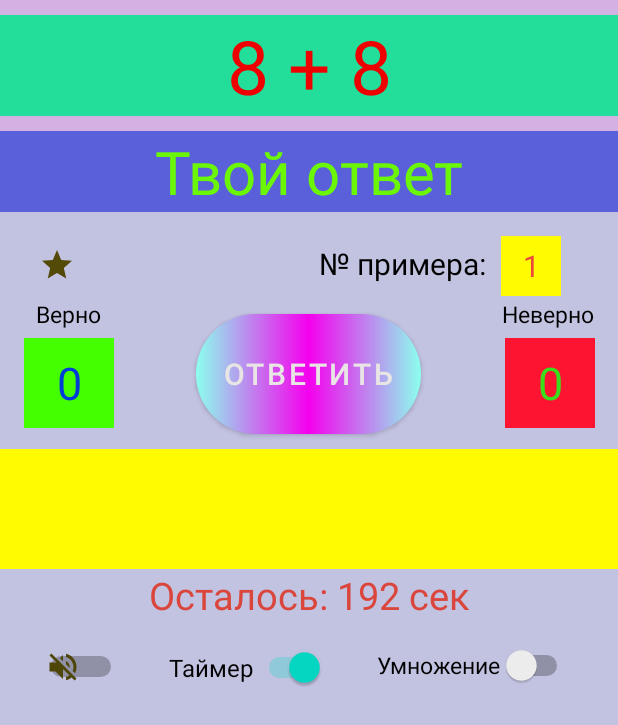
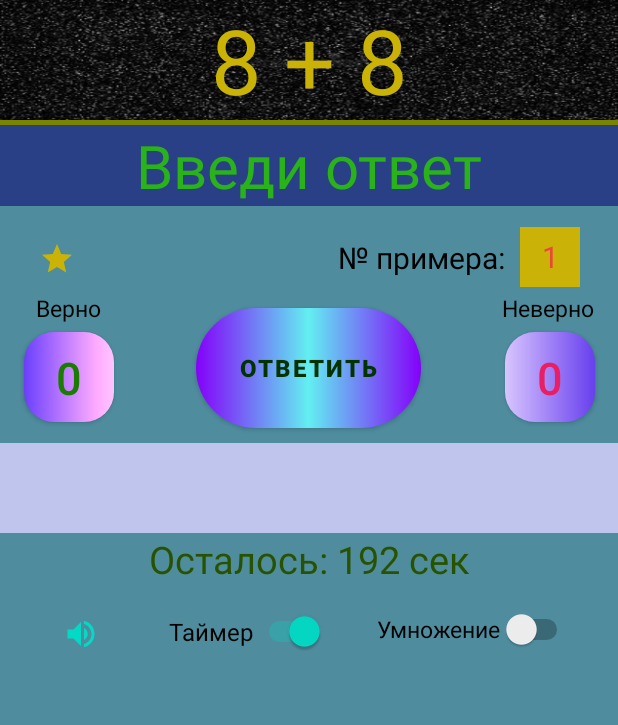
Before and after one commit to mikolaych/ChildScore3, an Android app: the screen it shows after launch (MainActivity), on a phone screen of 412 x 824 dp. Shown: the top 725 px of the screen. Run offline under Robolectric (Android 15) with nearby library versions, the phone set to English and light mode, and no system bars.

Commit message:
12.07.22 Redesign

```diff
--- a/app/build.gradle
+++ b/app/build.gradle
@@ -34,6 +34,7 @@ dependencies {
     implementation 'androidx.constraintlayout:constraintlayout:2.1.4'
     implementation 'com.google.android.material:material:1.3.0'
     testImplementation 'junit:junit:4.13.2'
+    implementation "androidx.fragment:fragment:1.5.0"
     androidTestImplementation 'androidx.test.ext:junit:1.1.3'
     androidTestImplementation 'androidx.test.espresso:espresso-core:3.4.0'
 }
--- a/app/src/main/java/ru/mikolaych/childscore/MainActivity.java
+++ b/app/src/main/java/ru/mikolaych/childscore/MainActivity.java
@@ -10,6 +10,8 @@ import android.media.MediaPlayer;
 import android.os.Bundle;
 import android.os.CountDownTimer;
 import android.view.Gravity;
+import android.view.Menu;
+import android.view.MenuItem;
 import android.view.View;
 import android.widget.CheckBox;
 import android.widget.CompoundButton;
@@ -38,6 +40,7 @@ public class MainActivity extends AppCompatActivity {
     private Boolean timerOn = true;
     private Boolean music = true;
 
+
     @SuppressLint("SetTextI18n")
     @Override
     protected void onCreate(Bundle savedInstanceState) {
@@ -64,6 +67,7 @@ public class MainActivity extends AppCompatActivity {
             random();
 
         }
+
         random();
         countDown();
         playMusic();
@@ -81,6 +85,12 @@ public class MainActivity extends AppCompatActivity {
             timer.cancel();
             countDown();
         }
+    }
+
+    @Override
+    public boolean onCreateOptionsMenu(Menu menu) {
+
+        return super.onCreateOptionsMenu(menu);
     }
 
     //СЧЕТЧИК
@@ -137,7 +147,7 @@ public class MainActivity extends AppCompatActivity {
                 random();
             } else {
                 resultWindow.setText("Неправильно!");
-                resultWindow.setTextColor(getResources().getColor(R.color.exerciseText));
+                resultWindow.setTextColor(getResources().getColor(R.color.falseseText));
                 String counterNeg = counterNegative.getText().toString();
                 int counterNegInt = 1 + Integer.parseInt(counterNeg);
                 counterNegativeWindow = counterNegInt;
@@ -326,13 +336,12 @@ public class MainActivity extends AppCompatActivity {
     }
 
                         //Фоновая музыка
-    public void playStopMusic(View view) {
-        Switch sound = findViewById(R.id.sound);
+    public void music(View view) {
+        CheckBox sound = findViewById(R.id.sound);
         if (sound.isChecked()){
+            playMusic();
+        } else {
             music = false;
-            playMusic();
-        }else{
-            music = true;
             playMusic();
         }
     }
@@ -344,15 +353,29 @@ public class MainActivity extends AppCompatActivity {
         } else backgroundMusic.stop();
     }
 
-   /* public void stopMusic(){
-        backgroundMusic.stop();
-    }*/
+                            //Меню
+    @Override
+    public boolean onPrepareOptionsMenu(Menu menu) {
+        menu.add(0, 0, 0, "Выбор уровня");
+        return super.onPrepareOptionsMenu(menu);
+    }
 
     @Override
-    protected void onDestroy() {
-        super.onDestroy();
+    public boolean onOptionsItemSelected(@NonNull MenuItem item) {
+        if (item.getItemId()==0){
+
+        }
+        return super.onOptionsItemSelected(item);
+    }
+
+    //OnPause
+
+    @Override
+    protected void onPause() {
+        super.onPause();
         backgroundMusic.stop();
     }
 
 
+
 }
--- /dev/null
+++ b/app/src/main/res/drawable/checkbox.xml
@@ -0,0 +1,6 @@
+<?xml version="1.0" encoding="utf-8"?>
+<selector xmlns:android="http://schemas.android.com/apk/res/android">
+    <item android:drawable="@drawable/music_on" android:state_checked="true"/>
+    <item android:drawable="@drawable/music" android:state_checked="false"/>
+
+</selector>
--- a/app/src/main/res/drawable/gradient.xml
+++ b/app/src/main/res/drawable/gradient.xml
@@ -2,9 +2,9 @@
 <shape xmlns:android="http://schemas.android.com/apk/res/android"
     android:shape="rectangle">
     <gradient
-        android:startColor="@color/positiveWindow"
-        android:centerColor="@color/exerciseText"
-        android:endColor="@color/positiveWindow"
+        android:startColor="@color/purple_700"
+        android:centerColor="#00EF28"
+        android:endColor="@color/purple_700"
         >
     </gradient>
 
--- /dev/null
+++ b/app/src/main/res/drawable/music_on.xml
@@ -0,0 +1,5 @@
+<vector android:height="24dp" android:tint="#695C29"
+    android:viewportHeight="24" android:viewportWidth="24"
+    android:width="24dp" xmlns:android="http://schemas.android.com/apk/res/android">
+    <path android:fillColor="@android:color/white" android:pathData="M3,9v6h4l5,5L12,4L7,9L3,9zM16.5,12c0,-1.77 -1.02,-3.29 -2.5,-4.03v8.05c1.48,-0.73 2.5,-2.25 2.5,-4.02zM14,3.23v2.06c2.89,0.86 5,3.54 5,6.71s-2.11,5.85 -5,6.71v2.06c4.01,-0.91 7,-4.49 7,-8.77s-2.99,-7.86 -7,-8.77z"/>
+</vector>
--- /dev/null
+++ b/app/src/main/res/drawable/neg_counters.xml
@@ -0,0 +1,12 @@
+<?xml version="1.0" encoding="utf-8"?>
+<shape xmlns:android="http://schemas.android.com/apk/res/android">
+<corners
+    android:radius="20dp">
+    </corners>
+    <gradient
+        android:startColor="@color/resultWindow"
+        android:endColor="@color/buttonNewGame">
+
+    </gradient>
+
+</shape>
--- /dev/null
+++ b/app/src/main/res/drawable/poz_counters.xml
@@ -0,0 +1,12 @@
+<?xml version="1.0" encoding="utf-8"?>
+<shape xmlns:android="http://schemas.android.com/apk/res/android">
+<corners
+    android:radius="20dp">
+    </corners>
+    <gradient
+        android:startColor="@color/buttonNewGame"
+        android:endColor="@color/resultWindow">
+
+    </gradient>
+
+</shape>
--- a/app/src/main/res/drawable/star.xml
+++ b/app/src/main/res/drawable/star.xml
@@ -1,4 +1,4 @@
-<vector android:height="24dp" android:tint="#534A07"
+<vector android:height="24dp" android:tint="#CAB306"
     android:viewportHeight="24" android:viewportWidth="24"
     android:width="24dp" xmlns:android="http://schemas.android.com/apk/res/android">
     <path android:fillColor="@android:color/white" android:pathData="M12,17.27L18.18,21l-1.64,-7.03L22,9.24l-7.19,-0.61L12,2 9.19,8.63 2,9.24l5.46,4.73L5.82,21z"/>
--- a/app/src/main/res/layout-v24/activity_main.xml
+++ b/app/src/main/res/layout-v24/activity_main.xml
@@ -12,10 +12,11 @@
     <TextView
         android:id="@+id/exerciseWindow"
         android:layout_width="match_parent"
-        android:layout_height="wrap_content"
-        android:layout_marginVertical="10dp"
-        android:background="@color/exerciseWindow"
-        android:gravity="center_horizontal"
+        android:layout_height="80dp"
+        android:layout_marginBottom="3dp"
+        android:background="@drawable/stars"
+        android:gravity="bottom|center_horizontal"
+        android:text="5+8"
         android:textColor="@color/exerciseText"
         android:textSize="@dimen/exerciseWindow"
         tools:ignore="TextContrastCheck" />
@@ -38,13 +39,14 @@
         android:layout_height="match_parent"
         android:background="@color/backgroundBottom">
 
-        <TextView
+        <com.google.android.material.button.MaterialButton
             android:id="@+id/counterPositive"
             android:layout_width="60dp"
             android:layout_height="60dp"
             android:layout_marginStart="-10dp"
+            app:backgroundTintMode="add"
             android:layout_marginTop="84dp"
-            android:background="@color/positiveWindow"
+            android:background="@drawable/poz_counters"
             android:gravity="center"
             android:text="@string/counterPositiveDefault"
             android:textColor="@color/positiveText"
@@ -57,13 +59,14 @@
             app:layout_constraintTop_toTopOf="parent"
             app:layout_constraintVertical_bias="0.0" />
 
-        <TextView
+        <com.google.android.material.button.MaterialButton
             android:id="@+id/counterNegative"
             android:layout_width="60dp"
             android:layout_height="60dp"
             android:layout_marginTop="84dp"
             android:layout_marginEnd="15dp"
-            android:background="@color/negativeWindow"
+            app:backgroundTintMode="screen"
+            android:background="@drawable/neg_counters"
             android:gravity="center"
             android:text="@string/counterNegativeDefault"
             android:textColor="@color/negativeText"
@@ -114,6 +117,7 @@
             android:text="@string/startButton"
             android:textColor="@color/startButton"
             android:textSize="@dimen/startButton"
+            android:textStyle="bold"
             app:backgroundTintMode="screen"
             app:layout_constraintEnd_toStartOf="@+id/counterNegative"
             app:layout_constraintHorizontal_bias="0.495"
@@ -126,23 +130,20 @@
             android:id="@+id/numberAsk"
             android:layout_width="40dp"
             android:layout_height="40dp"
-            android:layout_marginStart="280dp"
-            android:background="@color/resultWindow"
+            android:layout_marginBottom="3dp"
+            android:background="@color/numberAsk"
             android:gravity="center"
             android:text="@string/numberExerciseDefault"
             android:textColor="@color/levelWindow"
             android:textSize="@dimen/levelExercise"
-            app:layout_constraintBottom_toTopOf="@+id/start"
-            app:layout_constraintEnd_toEndOf="parent"
-            app:layout_constraintHorizontal_bias="0.587"
-            app:layout_constraintStart_toStartOf="parent"
-            app:layout_constraintTop_toTopOf="parent"
-            app:layout_constraintVertical_bias="0.571" />
+            app:layout_constraintBottom_toTopOf="@+id/negativeHead"
+            app:layout_constraintEnd_toEndOf="@+id/counterNegative"
+            app:layout_constraintStart_toStartOf="@+id/counterNegative" />
 
         <TextView
             android:id="@+id/resultWindow"
             android:layout_width="match_parent"
-            android:layout_height="80dp"
+            android:layout_height="60dp"
             android:layout_marginTop="10dp"
             android:background="@color/resultWindow"
             android:gravity="center_horizontal"
@@ -192,19 +193,19 @@
             app:layout_constraintTop_toBottomOf="@+id/resultWindow"
             tools:ignore="UseSwitchCompatOrMaterialXml" />
 
-        <Switch
+        <CheckBox
             android:id="@+id/sound"
             android:layout_width="wrap_content"
             android:layout_height="wrap_content"
             android:layout_marginStart="30dp"
-            android:layout_marginTop="53dp"
-            android:checked="false"
-            android:onClick="playStopMusic"
+            android:layout_marginTop="43dp"
+            android:button="@drawable/checkbox"
+            android:checked="true"
+            android:onClick="music"
             android:textColor="@color/black"
             android:textSize="@dimen/countersHead"
             app:layout_constraintStart_toStartOf="parent"
             app:layout_constraintTop_toBottomOf="@+id/resultWindow"
-            android:thumb="@drawable/music"
             tools:ignore="UseSwitchCompatOrMaterialXml" />
 
         <ImageView
--- a/app/src/main/res/values/colors.xml
+++ b/app/src/main/res/values/colors.xml
@@ -7,28 +7,30 @@
     <color name="teal_700">#FF018786</color>
     <color name="black">#FF000000</color>
     <color name="white">#FFFFFFFF</color>
-    <color name="resultWindow">#FFFB00</color>
+    <color name="resultWindow">#C0C5ED</color>
     <color name="resultText">#000000</color>
-    <color name="exerciseWindow">#23DE9B</color>
-    <color name="exerciseText">#EF0000</color>
-    <color name="answerWindow">#5A60DA</color>
-    <color name="answerText">#6AF606</color>
+    <color name="exerciseWindow">#073954</color>
+    <color name="exerciseText">#CAB306</color>
+    <color name="answerWindow">#294087</color>
+    <color name="answerText">#29B219</color>
     <color name="positiveWindow">#44FF00</color>
-    <color name="positiveText">#003DD8</color>
+    <color name="positiveText">#1C7B01</color>
     <color name="negativeWindow">#FD1430</color>
-    <color name="negativeText">#39DF1C</color>
+    <color name="negativeText">#E91E63</color>
     <color name="bottom">#9BD0FF</color>
     <color name="top">#B83DDA</color>
-    <color name="trueText">#1F8F17</color>
-    <color name="backgroundHead">#D3B1E2</color>
-    <color name="startButton">#E9E5E4</color>
+    <color name="trueText">#867604</color>
+    <color name="backgroundHead">#7B8400</color>
+    <color name="startButton">#023300</color>
     <color name="levelWindow">#EB473B</color>
-    <color name="backgroundBottom">#C2C2E1</color>
+    <color name="backgroundBottom">#4E8C9E</color>
     <color name="textWinWrong">#01520B</color>
     <color name="textWrong">#D31406</color>
     <color name="textWin">#0C4D07</color>
     <color name="backgroundWinActivity">#3CD7EA</color>
     <color name="backgroundWrongActivity">#FAACA6</color>
     <color name="buttonNewGame">#093F02</color>
-    <color name="clock">#DA463B</color>
+    <color name="clock">#275300</color>
+    <color name="numberAsk">#CAB306</color>
+    <color name="falseseText">#B91407</color>
 </resources>
--- a/app/src/main/res/values/dimens.xml
+++ b/app/src/main/res/values/dimens.xml
@@ -1,12 +1,12 @@
 <?xml version="1.0" encoding="utf-8"?>
 <resources>
-<dimen name="exerciseWindow">50sp</dimen>
+<dimen name="exerciseWindow">60sp</dimen>
 <dimen name="answerWindow">40sp</dimen>
 <dimen name="counters">30sp</dimen>
 <dimen name="countersHead">15sp</dimen>
-<dimen name="startButton">20sp</dimen>
+<dimen name="startButton">16sp</dimen>
 <dimen name="levelExercise">20sp</dimen>
-<dimen name="resultWindow">50sp</dimen>
+<dimen name="resultWindow">40sp</dimen>
     <dimen name="textWinWrong">50sp</dimen>
     <dimen name="WinWrong">50sp</dimen>
     <dimen name="clock">25sp</dimen>
--- a/app/src/main/res/values/strings.xml
+++ b/app/src/main/res/values/strings.xml
@@ -1,7 +1,7 @@
 <resources>
     <string name="app_name">ChildScore</string>
     <string name="exerciseWindow">0</string>
-    <string name="answerWindowDefault">Твой ответ</string>
+    <string name="answerWindowDefault">Введи ответ</string>
     <string name="counterPositiveDefault">0</string>
     <string name="counterNegativeDefault">0</string>
     <string name="positiveHead">Верно</string>
```
Also changed, not shown: app/src/main/res/drawable/stars.jpeg (added).
